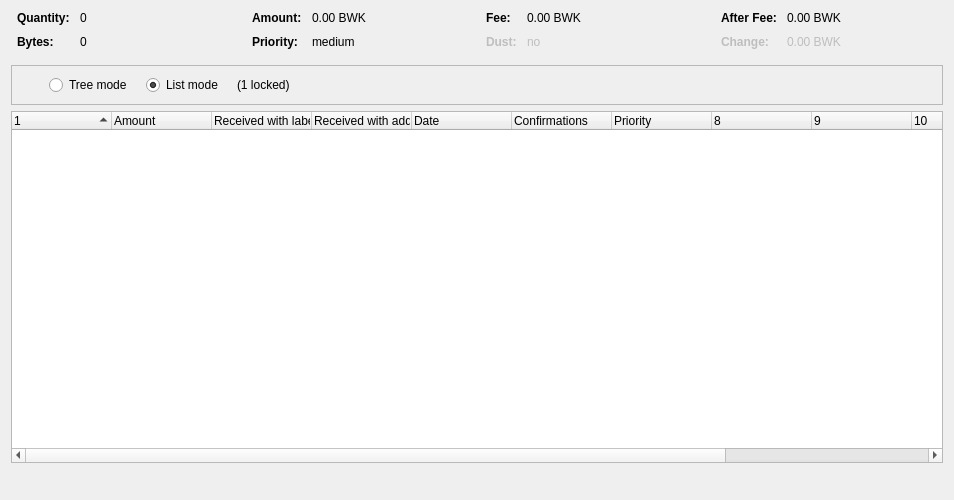
Qt form src/qt/forms/coincontroldialog.ui (meiskam/Bulwark) before a commit.
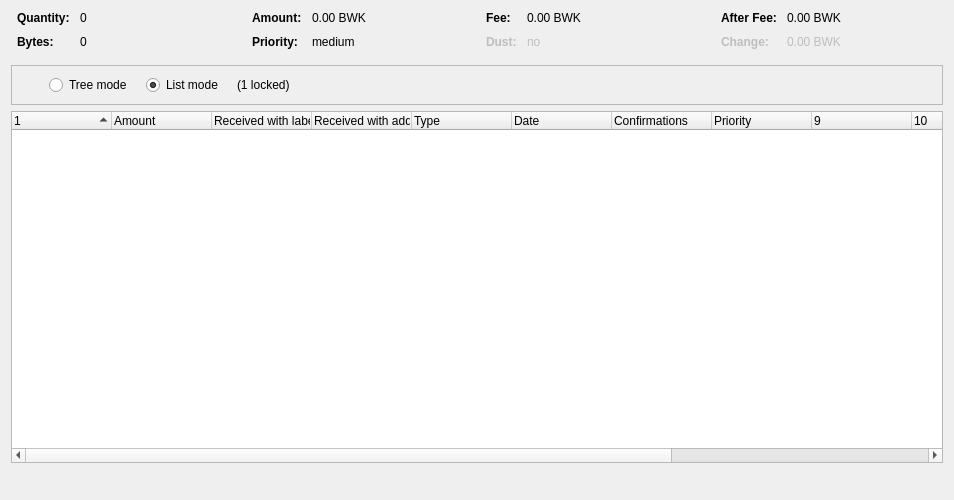
The same form after that commit. Custom widgets are drawn as their Qt base class.

Patch:
```diff
--- a/src/qt/forms/coincontroldialog.ui
+++ b/src/qt/forms/coincontroldialog.ui
@@ -447,7 +447,7 @@
       <bool>false</bool>
      </property>
      <property name="columnCount">
-      <number>12</number>
+      <number>13</number>
      </property>
      <attribute name="headerShowSortIndicator" stdset="0">
       <bool>true</bool>
@@ -477,6 +477,11 @@
      </column>
      <column>
       <property name="text">
+	<string>Type</string>
+      </property>
+     </column>
+     <column>
+      <property name="text">	 
        <string>Date</string>
       </property>
      </column>
```
